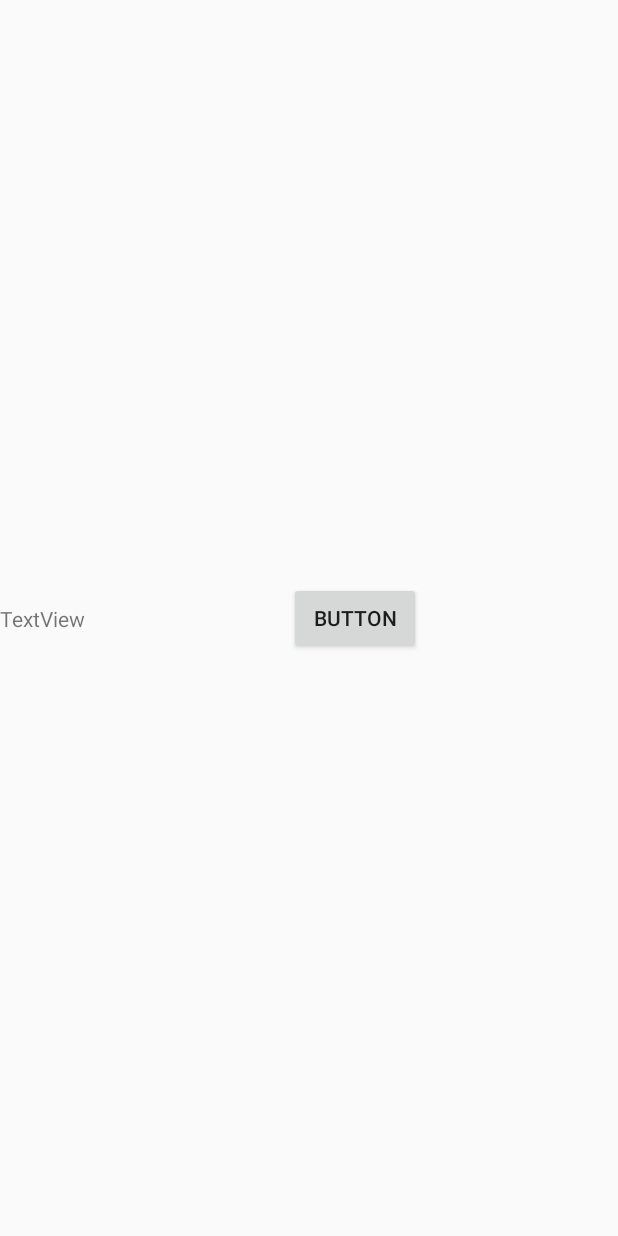
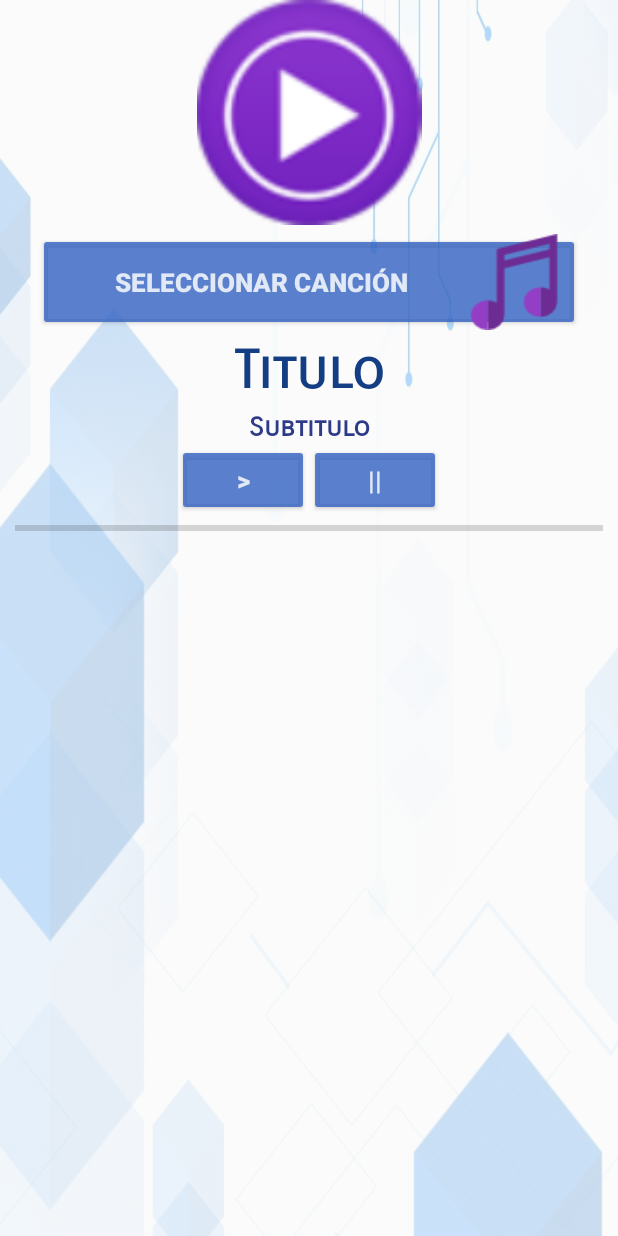
Before and after one commit to RamonMartinezNieto/ElGranReproductor, an Android app: the activity_musica_seleccion screen opened directly, with no data from a screen before it, on a phone screen of 412 x 824 dp. Run offline under Robolectric (Android 15) with nearby library versions, the light colour scheme and no system bars.

Commit message:
Agregado vista Portrait y lógica seleccionar canción

```diff
--- a/app/src/main/java/com/foc/reproductorvideo/music/activity_musica_seleccion.java
+++ b/app/src/main/java/com/foc/reproductorvideo/music/activity_musica_seleccion.java
@@ -1,16 +1,214 @@
 package com.foc.reproductorvideo.music;
 
+import androidx.annotation.NonNull;
+import androidx.appcompat.app.AlertDialog;
 import androidx.appcompat.app.AppCompatActivity;
+import androidx.core.app.ActivityCompat;
+import androidx.core.content.ContextCompat;
 
+import android.Manifest;
+import android.content.ActivityNotFoundException;
+import android.content.DialogInterface;
+import android.content.Intent;
+import android.content.pm.PackageManager;
+import android.media.MediaMetadataRetriever;
+import android.media.MediaPlayer;
+import android.net.Uri;
 import android.os.Bundle;
+import android.view.View;
+import android.widget.Button;
+import android.widget.ListView;
+import android.widget.MediaController;
+import android.widget.ProgressBar;
+import android.widget.TextView;
+import android.widget.Toast;
 
 import com.foc.reproductorvideo.R;
+import com.foc.reproductorvideo.video.reproductor_video_seleccion;
 
-public class activity_musica_seleccion extends AppCompatActivity {
+import org.w3c.dom.Text;
+
+import java.io.IOException;
+import java.util.ArrayList;
+
+public class activity_musica_seleccion extends AppCompatActivity implements View.OnClickListener{
+
+    MediaPlayer mpMain;
+    Uri uri;
+
+    Button botonSeleccionarMusica;
+    Button botonPlay;
+    Button botonPause;
+    ProgressBar progressBar;
+    TextView txtNombreCancion;
+    TextView txtNombreAlbum;
+
+    private final int ID_PERMISOS_READ_EXTERNAL = 9999;
+    private final int ID_RESULTADO_ARCHIVO = 9999;
+
+    Button buttonSelecionCancion;
 
     @Override
     protected void onCreate(Bundle savedInstanceState) {
         super.onCreate(savedInstanceState);
         setContentView(R.layout.activity_musica_seleccion);
+
+        botonSeleccionarMusica = (Button) findViewById(R.id.buttonSelecionCancion);
+        botonSeleccionarMusica.setOnClickListener(this);
+
+        //botones
+        botonPlay = (Button) findViewById(R.id.buttonPlayMusicSeleccion);
+        botonPlay.setOnClickListener(this);
+        botonPause = (Button) findViewById(R.id.buttonPauseMusicSeleccion);
+        botonPause.setOnClickListener(this);
+
+        txtNombreAlbum = (TextView) findViewById(R.id.textViewTituloSeleccion);
+        txtNombreCancion = (TextView) findViewById(R.id.textViewSubtituloSeleccion);
+
+        progressBar = (ProgressBar) findViewById(R.id.progressBarMusicaSeleccion);
+
+        //Objeto media player a utilizar
+        mpMain = new MediaPlayer();
+
+
+
+    }
+
+    @Override
+    public void onClick(View v){
+
+        switch (v.getId()){
+            case(R.id.buttonSelecionCancion):
+
+                if(ContextCompat.checkSelfPermission(this, Manifest.permission.READ_EXTERNAL_STORAGE) == PackageManager.PERMISSION_GRANTED ) {
+                    if(mpMain.isPlaying()){
+                        mpMain.stop();
+                        mpMain.reset();
+                    }
+
+                    buscarArchivoCargar();
+
+                } else {
+                    ActivityCompat.requestPermissions(this,new String[]{Manifest.permission.READ_EXTERNAL_STORAGE},ID_PERMISOS_READ_EXTERNAL);
+                }
+                break;
+
+                case(R.id.buttonPlayMusicSeleccion):
+                    mpMain.start();
+                break;
+
+                case(R.id.buttonPauseMusicSeleccion):
+                    if(mpMain.isPlaying()) {
+                        mpMain.pause();
+                    }
+                break;
+        }
+
+    }
+
+    /**
+     * Método para buscar el vídeo a cargar y ejecutarlo
+     */
+    private void buscarArchivoCargar(){
+        //Intent para seleccionar un contenido
+        Intent i = new Intent();
+        i.setAction(Intent.ACTION_GET_CONTENT);
+        //selecciono cualqueir tipo de archivo si no es formáto vídeo saldrá un Dialog diciendo que no se ha podido reproducir (por defecto)
+        i.setType("*/*");
+        i.addCategory(Intent.CATEGORY_OPENABLE);
+
+        try {
+            startActivityForResult(Intent.createChooser(i, "Seleccione un vídeo"), ID_RESULTADO_ARCHIVO);
+        } catch (ActivityNotFoundException anfe) {
+            //Si no tiene explorador de archivos se le comunica que debe instalar uno
+            AlertDialog.Builder builder = new AlertDialog.Builder(this);
+            builder.setMessage("Necesitas un explorador de archivos para poder seleccionar un vídeo.").setTitle("Error falta de explorador");
+            //Botón neutral del dialog ¿realmente es necesario el OnClickListener)
+            builder.setNeutralButton("Entendido", new DialogInterface.OnClickListener() {
+                @Override
+                public void onClick(DialogInterface dialog, int which) {
+                    //El botón no hace nada, solo es para que acepte y se vaya el AlertDialog
+                }
+            });
+            AlertDialog dialog = builder.create();
+            dialog.show();
+        }
+    }
+
+    /**
+     * Respuesta a la petición de permisos de lectura
+     * @param requestCode
+     * @param permissions
+     * @param grantResult
+     */
+    public void onRequestPermissionsResult(int requestCode, @NonNull String[] permissions, @NonNull int[] grantResult){
+        super.onRequestPermissionsResult(requestCode,permissions,grantResult);
+
+        //Switch case para determinar que permiso se solicitó
+        switch (requestCode){
+            case(ID_PERMISOS_READ_EXTERNAL):
+                //En caso de que se le concedan los permisos se ejecutará el método para buscar el vídeo y cargarlo
+                if(grantResult[0] == (PackageManager.PERMISSION_GRANTED)){
+                    buscarArchivoCargar();
+                } else {
+                    //Mensaje para que el usuario entienda que tiene que aceptar los permisos
+                    //Construyo el dialog a través del builder
+                    AlertDialog.Builder builder = new AlertDialog.Builder(this);
+                    builder.setMessage("Debes de conceder los permisos para poder buscar un archivo.").setTitle("Error con los Permisos");
+                    //Botón neutral del dialog ¿realmente es necesario el OnClickListener)
+                    builder.setNeutralButton("Entendido", new DialogInterface.OnClickListener() {
+                        @Override
+                        public void onClick(DialogInterface dialog, int which) {
+                            //El botón no hace nada, solo es para que acepte y se vaya el AlertDialog
+                        }
+                    });
+                    AlertDialog dialog = builder.create();
+                    dialog.show();
+                }
+                break;
+        }
+    }
+
+    /**
+     * Resultado del intent que busca el vídeo, devuelve datos que usaremos para coger el Uri
+     * @param cod
+     * @param resultado
+     * @param datos
+     */
+    protected void onActivityResult(int cod, int resultado, Intent datos){
+
+        switch (cod){
+            case ID_RESULTADO_ARCHIVO:
+                if(resultado == RESULT_OK){
+
+                    //Para finalizar cargo el vídeo a través del URI
+                    if(mpMain != null){
+
+                        try {
+                            MediaMetadataRetriever mmr = new MediaMetadataRetriever();
+                            mmr.setDataSource(this, datos.getData());
+
+                            String nombreAlbum = mmr.extractMetadata(MediaMetadataRetriever.METADATA_KEY_ALBUM);
+                            String tituloCancion= mmr.extractMetadata(MediaMetadataRetriever.METADATA_KEY_TITLE);
+
+                            txtNombreAlbum.setText(nombreAlbum);
+                            txtNombreCancion.setText(tituloCancion);
+
+                            //cargo el media player con los datos devueltos
+                            mpMain.setDataSource(this, datos.getData());
+
+                            mpMain.prepare();
+                            mpMain.start();
+
+                            //Ejecuto tarea async para el progress bar le paso por constructor un MediaPLayer y el progressbar en los parámetros async
+                            new ProgressBarAsyncTask(mpMain).execute(progressBar);
+
+                        } catch(IOException ioe){
+                            //todo
+                        }
+                    }
+                }
+                break;
+        }
     }
 }
--- a/app/src/main/java/com/foc/reproductorvideo/music/adaptador_musica_ejemplo.java
+++ b/app/src/main/java/com/foc/reproductorvideo/music/adaptador_musica_ejemplo.java
@@ -3,8 +3,6 @@ package com.foc.reproductorvideo.music;
 import android.content.Context;
 import android.media.MediaPlayer;
 import android.net.Uri;
-import android.os.AsyncTask;
-import android.os.SystemClock;
 import android.util.Log;
 import android.view.LayoutInflater;
 import android.view.View;
@@ -14,12 +12,10 @@ import android.widget.Button;
 import android.widget.ImageView;
 import android.widget.ProgressBar;
 import android.widget.TextView;
-import android.widget.Toast;
 
 import java.io.IOException;
 import java.util.ArrayList;
 
-import com.foc.reproductorvideo.MainActivity;
 import com.foc.reproductorvideo.R;
 
 
--- a/app/src/main/java/com/foc/reproductorvideo/music/opciones_reproducir_musica.java
+++ b/app/src/main/java/com/foc/reproductorvideo/music/opciones_reproducir_musica.java
@@ -9,7 +9,6 @@ import android.os.Build;
 import android.os.Bundle;
 import android.view.View;
 import android.widget.Button;
-import android.widget.Toast;
 
 import com.foc.reproductorvideo.R;
 
--- a/app/src/main/java/com/foc/reproductorvideo/video/reproductor_video_seleccion.java
+++ b/app/src/main/java/com/foc/reproductorvideo/video/reproductor_video_seleccion.java
@@ -161,7 +161,7 @@ public class reproductor_video_seleccion extends AppCompatActivity implements Vi
          //Necesito los permisos si no los tiene se le solicitarán y continuará por onRequestPermissionsResult
          if(ContextCompat.checkSelfPermission(this, Manifest.permission.READ_EXTERNAL_STORAGE) == PackageManager.PERMISSION_GRANTED) {
              //Llamo al método con el que buscaremos y ejecutaremos el vídeo
-             buscarVideoCargar();
+             buscarArchivoCargar();
          } else {
              //Si no tengo permisos de lectura se los pido
              ActivityCompat.requestPermissions(this,new String[]{Manifest.permission.READ_EXTERNAL_STORAGE},ID_PERMISOS_READ_EXTERNAL);
@@ -209,7 +209,7 @@ public class reproductor_video_seleccion extends AppCompatActivity implements Vi
             case(ID_PERMISOS_READ_EXTERNAL):
                 //En caso de que se le concedan los permisos se ejecutará el método para buscar el vídeo y cargarlo
                 if(grantResult[0] == (PackageManager.PERMISSION_GRANTED)){
-                    buscarVideoCargar();
+                    buscarArchivoCargar();
                 } else {
                     //Mensaje para que el usuario entienda que tiene que aceptar los permisos
                     //Construyo el dialog a través del builder
@@ -232,7 +232,7 @@ public class reproductor_video_seleccion extends AppCompatActivity implements Vi
     /**
      * Método para buscar el vídeo a cargar y ejecutarlo
      */
-    private void buscarVideoCargar(){
+    private void buscarArchivoCargar(){
         //Intent para seleccionar un contenido
         Intent i = new Intent();
         i.setAction(Intent.ACTION_GET_CONTENT);
--- a/app/src/main/res/layout/activity_musica_seleccion.xml
+++ b/app/src/main/res/layout/activity_musica_seleccion.xml
@@ -4,25 +4,78 @@
     xmlns:tools="http://schemas.android.com/tools"
     android:layout_width="match_parent"
     android:layout_height="match_parent"
-    tools:context=".music.activity_musica_seleccion">
+    tools:context=".music.activity_musica_seleccion"
+    android:orientation="vertical">
 
-    <TextView
-        android:id="@+id/textView7"
-        android:layout_width="wrap_content"
-        android:layout_height="wrap_content"
-        android:text="TextView"
-        app:layout_constraintBottom_toBottomOf="parent"
-        app:layout_constraintStart_toStartOf="parent"
-        app:layout_constraintTop_toTopOf="parent" />
 
-    <Button
-        android:id="@+id/button"
-        android:layout_width="wrap_content"
-        android:layout_height="wrap_content"
-        android:layout_marginStart="4dp"
-        android:text="Button"
-        app:layout_constraintBottom_toBottomOf="parent"
-        app:layout_constraintEnd_toEndOf="parent"
-        app:layout_constraintStart_toEndOf="@+id/textView7"
-        app:layout_constraintTop_toTopOf="parent" />
+    <include layout="@layout/imagen_fondo"/>
+
+    <LinearLayout
+        android:layout_width="match_parent"
+        android:layout_height="match_parent"
+        android:orientation="vertical">
+
+        <ImageView
+                android:id="@+id/imageViewMiniaturaSeleccion"
+                style="@style/imageView_portrait"
+                android:layout_gravity="center"
+                app:srcCompat="@drawable/video_player" />
+
+        <Button
+            android:id="@+id/buttonSelecionCancion"
+            style="@style/botones_musica"
+            android:text="@string/seleccionar_cancion" />
+
+        <LinearLayout
+            android:layout_width="match_parent"
+            android:layout_height="wrap_content"
+            android:orientation="vertical">
+
+            <TextView
+                android:id="@+id/textViewTituloSeleccion"
+                style="@style/titulo_grupos"
+                android:text="Titulo" />
+
+            <TextView
+                android:id="@+id/textViewSubtituloSeleccion"
+                style="@style/subtitulo_canciones"
+                android:text="Subtitulo" />
+
+            <LinearLayout
+                android:layout_width="match_parent"
+                android:layout_height="wrap_content"
+                android:orientation="vertical">
+
+                <LinearLayout
+                    android:layout_width="match_parent"
+                    android:layout_height="wrap_content"
+                    android:gravity="center_horizontal"
+                    android:orientation="horizontal">
+
+                    <Button
+                        android:id="@+id/buttonPlayMusicSeleccion"
+                        style="@style/botones_musica_play" />
+
+                    <Button
+                        android:id="@+id/buttonPauseMusicSeleccion"
+                        style="@style/botones_musica_pause" />
+
+                </LinearLayout>
+
+                <ProgressBar
+                    android:id="@+id/progressBarMusicaSeleccion"
+                    style="?android:attr/progressBarStyleHorizontal"
+                    android:layout_width="match_parent"
+                    android:layout_height="wrap_content"
+                    android:layout_marginLeft="10dp"
+                    android:layout_marginRight="10dp"
+                    android:progress="0" />
+
+            </LinearLayout>
+
+
+        </LinearLayout>
+    </LinearLayout>
+
+
 </androidx.constraintlayout.widget.ConstraintLayout>
--- a/app/src/main/res/layout/adaptador_musica_ejemplos.xml
+++ b/app/src/main/res/layout/adaptador_musica_ejemplos.xml
@@ -4,6 +4,8 @@
     android:layout_width="match_parent"
     android:layout_height="match_parent"
     android:orientation="horizontal">
+
+
 
     <ImageView
         android:id="@+id/imageViewMiniatura"
@@ -12,7 +14,7 @@
 
     <LinearLayout
         android:layout_width="match_parent"
-        android:layout_height="match_parent"
+        android:layout_height="wrap_content"
         android:orientation="vertical">
 
         <TextView
@@ -27,7 +29,7 @@
 
         <LinearLayout
             android:layout_width="match_parent"
-            android:layout_height="match_parent"
+            android:layout_height="wrap_content"
             android:orientation="vertical">
 
             <LinearLayout
--- a/app/src/main/res/values/strings.xml
+++ b/app/src/main/res/values/strings.xml
@@ -34,6 +34,7 @@
     <string name="titulo_video_ejemplo">Seleccione un vídeo</string>
     <string name="titulo_video_msuica">Seleccione una canción</string>
     <string name="seccion_construcción">Sección en consutrcción</string>
+    <string name="seleccionar_cancion">Seleccionar canción</string>
 
 
 </resources>
```
Also changed, not shown: 1 other file.
